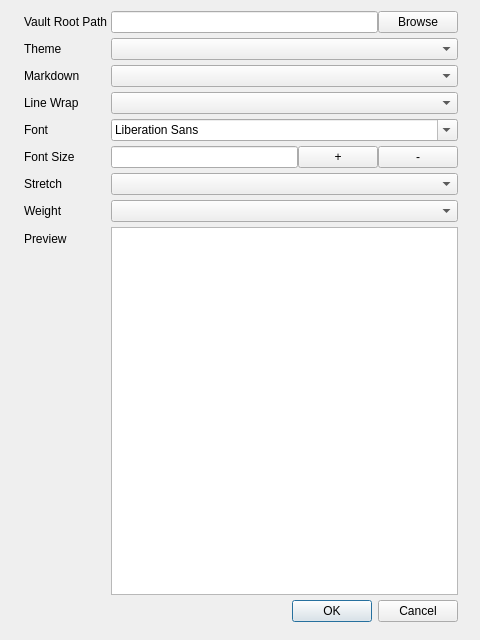
Before: the Qt Designer form settingsdialog.ui in AngryFender/Remini, drawn with Qt 5.
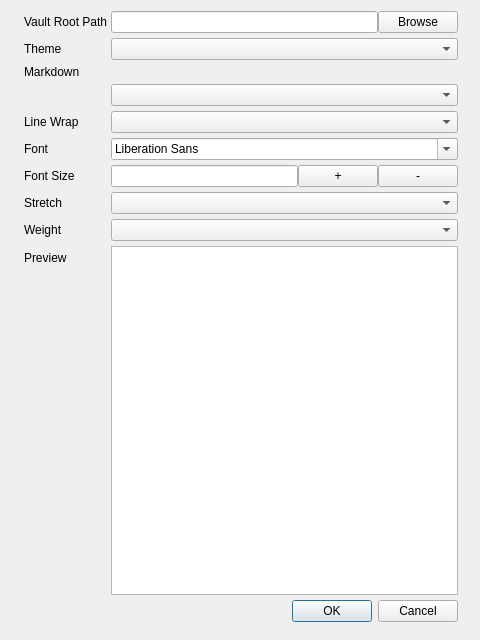
After: the same form once the commit is applied. Custom widgets are drawn as their Qt base class.

Commit message: Git Issue #221: Added a first ToggleButton in the setting menu but promotion is failing

```diff
--- a/settingsdialog.ui
+++ b/settingsdialog.ui
@@ -65,51 +65,51 @@
      <item row="1" column="1">
       <widget class="QComboBox" name="cmb_theme"/>
      </item>
-     <item row="4" column="0">
+     <item row="5" column="0">
       <widget class="QLabel" name="lbl_font">
        <property name="text">
         <string>Font </string>
        </property>
       </widget>
      </item>
-     <item row="4" column="1">
+     <item row="5" column="1">
       <widget class="QFontComboBox" name="cmb_font"/>
      </item>
-     <item row="5" column="0">
+     <item row="6" column="0">
       <widget class="QLabel" name="lbl_font_size">
        <property name="text">
         <string>Font Size</string>
        </property>
       </widget>
      </item>
-     <item row="6" column="0">
+     <item row="7" column="0">
       <widget class="QLabel" name="lbl_stretch">
        <property name="text">
         <string>Stretch</string>
        </property>
       </widget>
      </item>
-     <item row="6" column="1">
+     <item row="7" column="1">
       <widget class="QComboBox" name="cmb_stretch"/>
      </item>
-     <item row="7" column="0">
+     <item row="8" column="0">
       <widget class="QLabel" name="lbl_weight">
        <property name="text">
         <string>Weight</string>
        </property>
       </widget>
      </item>
-     <item row="7" column="1">
+     <item row="8" column="1">
       <widget class="QComboBox" name="cmb_weight"/>
      </item>
-     <item row="8" column="0">
+     <item row="9" column="0">
       <widget class="QLabel" name="lbl_preview">
        <property name="text">
         <string>Preview</string>
        </property>
       </widget>
      </item>
-     <item row="8" column="1">
+     <item row="9" column="1">
       <widget class="QTextEdit" name="txt_preview">
        <property name="html">
         <string>&lt;!DOCTYPE HTML PUBLIC &quot;-//W3C//DTD HTML 4.0//EN&quot; &quot;http://www.w3.org/TR/REC-html40/strict.dtd&quot;&gt;
@@ -123,7 +123,7 @@
        </property>
       </widget>
      </item>
-     <item row="9" column="1">
+     <item row="10" column="1">
       <widget class="QDialogButtonBox" name="btn_dialog">
        <property name="orientation">
         <enum>Qt::Horizontal</enum>
@@ -133,7 +133,7 @@
        </property>
       </widget>
      </item>
-     <item row="5" column="1">
+     <item row="6" column="1">
       <layout class="QHBoxLayout" name="horizontalLayout_3">
        <item>
         <widget class="QLineEdit" name="ledit_font_size"/>
@@ -154,30 +154,41 @@
        </item>
       </layout>
      </item>
-     <item row="2" column="1">
+     <item row="3" column="1">
       <widget class="QComboBox" name="cmb_mkState"/>
      </item>
-     <item row="2" column="0">
-      <widget class="QLabel" name="lbl_markdown">
-       <property name="text">
-        <string>Markdown</string>
-       </property>
-      </widget>
-     </item>
-     <item row="3" column="0">
+     <item row="4" column="0">
       <widget class="QLabel" name="lbl_lineWrap">
        <property name="text">
         <string>Line Wrap</string>
        </property>
       </widget>
      </item>
-     <item row="3" column="1">
+     <item row="4" column="1">
       <widget class="QComboBox" name="cmb_lineWrap"/>
      </item>
+     <item row="2" column="1">
+      <widget class="ToggleButton" name="btn_linewrap" native="true"/>
+     </item>
+     <item row="2" column="0">
+      <widget class="QLabel" name="lbl_markdown">
+       <property name="text">
+        <string>Markdown</string>
+       </property>
+      </widget>
+     </item>
     </layout>
    </item>
   </layout>
  </widget>
+ <customwidgets>
+  <customwidget>
+   <class>ToggleButton</class>
+   <extends>QWidget</extends>
+   <header location="global">togglebutton.h</header>
+   <container>1</container>
+  </customwidget>
+ </customwidgets>
  <resources/>
  <connections>
   <connection>
```
The commit also changes 1 other file.
